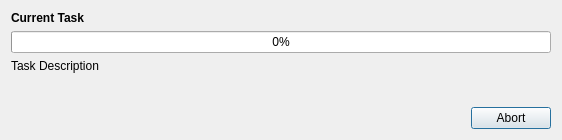
The window that slowmoVideo/slowmoUI/progressDialog.ui (slowmoVideo/slowmoVideo) describes before a commit, drawn with Qt 5.
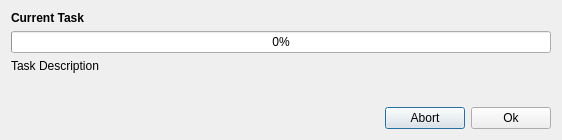
The same window after the commit.

Diff of the .ui file:
```diff
--- a/slowmoVideo/slowmoUI/progressDialog.ui
+++ b/slowmoVideo/slowmoUI/progressDialog.ui
@@ -80,6 +80,13 @@
        </property>
       </widget>
      </item>
+     <item>
+      <widget class="QPushButton" name="bOk">
+       <property name="text">
+        <string>Ok</string>
+       </property>
+      </widget>
+     </item>
     </layout>
    </item>
   </layout>
```
